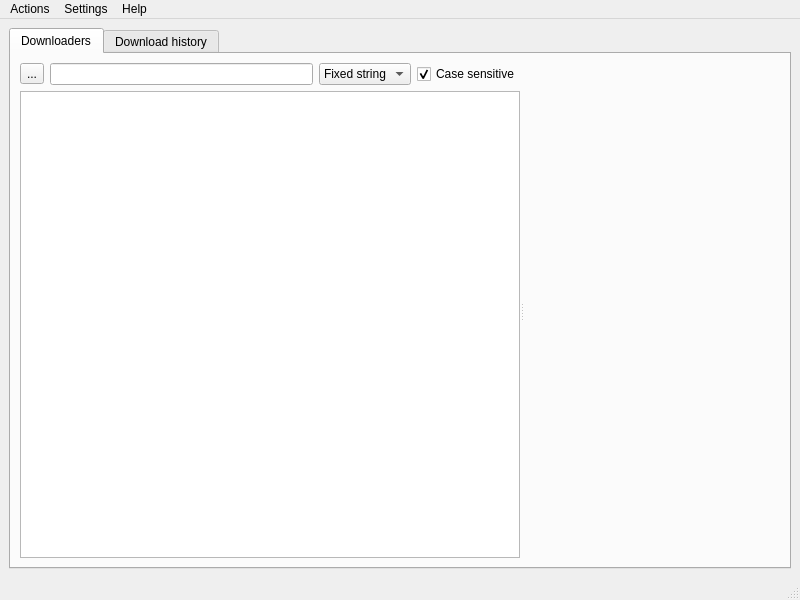
First picture: the form in src/leechcraft.ui, repository 0xd34df00d/leechcraft, before the edit.
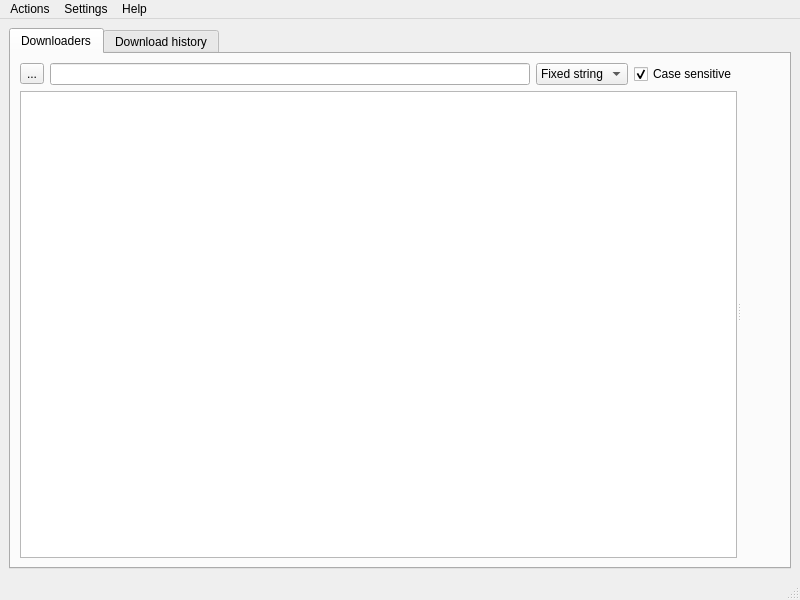
Second picture: the form after the edit. Icons and pictures are not drawn. Custom widgets are drawn as their Qt base class.

The edit to the form file:
```diff
--- a/src/leechcraft.ui
+++ b/src/leechcraft.ui
@@ -94,15 +94,9 @@
             </item>
             <item>
              <widget class="QTreeView" name="PluginsTasksTree_" >
-              <property name="sizePolicy" >
-               <sizepolicy vsizetype="Expanding" hsizetype="Expanding" >
-                <horstretch>40</horstretch>
-                <verstretch>0</verstretch>
-               </sizepolicy>
-              </property>
               <property name="minimumSize" >
                <size>
-                <width>500</width>
+                <width>250</width>
                 <height>0</height>
                </size>
               </property>
@@ -121,8 +115,8 @@
           </widget>
           <widget class="QDockWidget" name="ControlsDockWidget_" >
            <property name="sizePolicy" >
-            <sizepolicy vsizetype="Preferred" hsizetype="Preferred" >
-             <horstretch>3</horstretch>
+            <sizepolicy vsizetype="Preferred" hsizetype="Minimum" >
+             <horstretch>0</horstretch>
              <verstretch>0</verstretch>
             </sizepolicy>
            </property>
```
